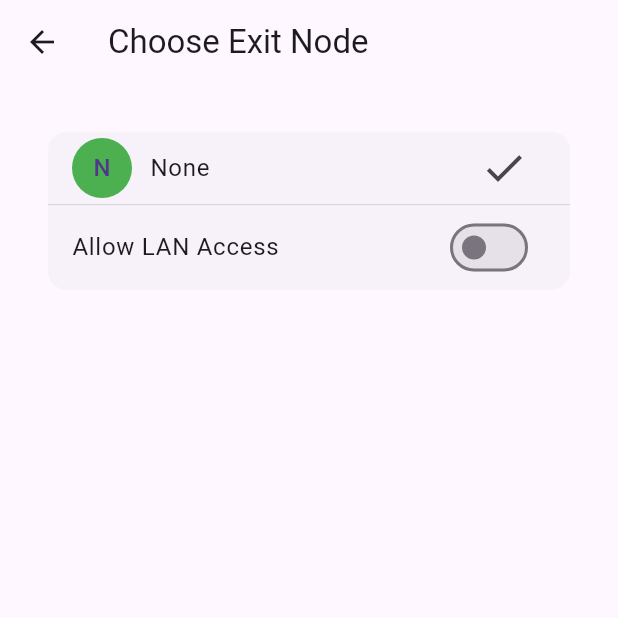
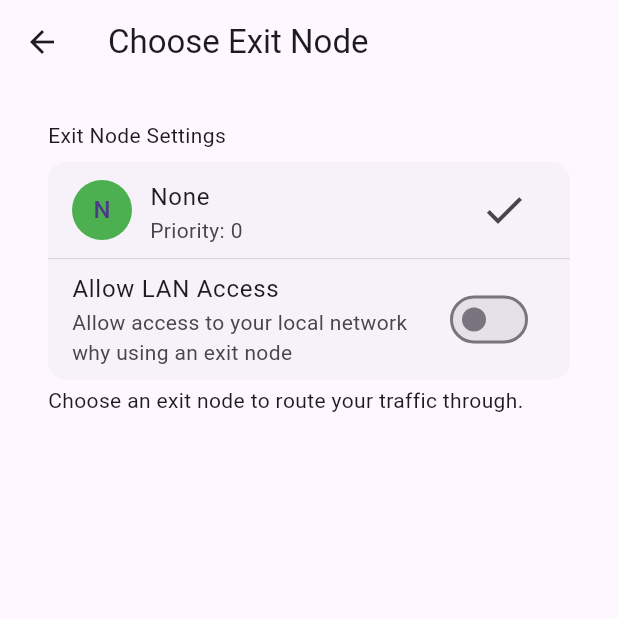
Before and after one commit to cylonix/cylonix, a Flutter app: the ExitNodePicker screen opened by its route, after a tap on "Allow LAN Access", on a phone screen of 412 x 824 dp, the top half of it. Run offline on Flutter 3.47's test engine with Material 3 defaults, Android fonts, the phone set to English and light mode, and no system bars; our stand-ins replace device_info_plus, event_bus, file_picker, fl_chart, flutter_dotenv, flutter_riverpod and 12 more; missing offline and left inert: dart:ffi, downloadsfolder, pull_down_button, win32; accounts and stored records are empty; statements that could not run were skipped; project files that could hold a hidden picture were left out.

Commit message:
exit node support

```diff
--- a/lib/app.dart
+++ b/lib/app.dart
@@ -12,6 +12,7 @@ import 'home_page.dart';
 import 'peer_details_view.dart';
 import 'permissions_view.dart';
 import 'providers/theme.dart';
+import 'run_exit_node_view.dart';
 import 'settings_view.dart';
 import 'share_view.dart';
 import 'theme.dart';
@@ -137,6 +138,13 @@ class App extends ConsumerWidget {
           ),
         );
 
+      case '/run-as-exit-node':
+        return MaterialPageRoute(
+          builder: (_) => RunExitNodeView(
+            onNavigateBackToExitNodes: () => Navigator.pop(_),
+          ),
+        );
+
       case '/settings':
         return MaterialPageRoute(
           builder: (context) => SettingsView(
--- a/lib/exit_node_picker.dart
+++ b/lib/exit_node_picker.dart
@@ -4,8 +4,10 @@ import 'package:flutter_riverpod/flutter_riverpod.dart';
 import 'models/ipn.dart';
 import 'providers/exit_node.dart';
 import 'providers/ipn.dart';
+import 'utils/logger.dart';
 import 'utils/utils.dart';
 import 'widgets/adaptive_widgets.dart';
+import 'widgets/alert_dialog_widget.dart';
 
 class ExitNodePicker extends ConsumerWidget {
   const ExitNodePicker({
@@ -18,17 +20,11 @@ class ExitNodePicker extends ConsumerWidget {
   final VoidCallback? onNavigateBackHome;
   final VoidCallback? onNavigateToMullvad;
   final VoidCallback onNavigateToRunAsExitNode;
+  static final _logger = Logger(tag: "ExitNodePicker");
 
   @override
   Widget build(BuildContext context, WidgetRef ref) {
-    final isLoading = ref.watch(exitNodeLoadingProvider);
     final model = ref.watch(exitNodePickerProvider);
-
-    if (isLoading) {
-      return isApple()
-          ? const CupertinoActivityIndicator()
-          : const CircularProgressIndicator();
-    }
 
     return isApple()
         ? _buildCupertinoView(context, ref, model)
@@ -37,6 +33,7 @@ class ExitNodePicker extends ConsumerWidget {
 
   Widget _buildCupertinoView(
       BuildContext context, WidgetRef ref, ExitNodeState model) {
+    final isLoading = ref.watch(exitNodeLoadingProvider);
     return CupertinoPageScaffold(
       backgroundColor: appleScaffoldBackgroundColor(context),
       navigationBar: CupertinoNavigationBar(
@@ -49,12 +46,16 @@ class ExitNodePicker extends ConsumerWidget {
                 onPressed: onNavigateBackHome,
               ),
       ),
+      child: LoadingIndicator(
+        isLoading: isLoading,
         child: _buildContent(context, ref, model, true),
+      ),
     );
   }
 
   Widget _buildMaterialView(
       BuildContext context, WidgetRef ref, ExitNodeState model) {
+    final isLoading = ref.watch(exitNodeLoadingProvider);
     return Scaffold(
       appBar: AppBar(
         title: const Text('Choose Exit Node'),
@@ -65,7 +66,10 @@ class ExitNodePicker extends ConsumerWidget {
                 onPressed: onNavigateBackHome,
               ),
       ),
-      body: _buildContent(context, ref, model, false),
+      body: LoadingIndicator(
+        isLoading: isLoading,
+        child: _buildContent(context, ref, model, false),
+      ),
     );
   }
 
@@ -75,10 +79,19 @@ class ExitNodePicker extends ConsumerWidget {
     final netmap = ref.watch(netmapProvider);
     final exitNodeInNetmap = exitNodeID != null &&
         netmap?.peers?.any((peer) => peer.stableID == exitNodeID) == true;
-    var children = [
+    final children = [
+      AdaptiveListSection.insetGrouped(
+        header: const Text("Exit Node Settings"),
+        footer: const Text(
+          "Choose an exit node to route your traffic through.",
+        ),
+        children: [
           if (model.forcedExitNodeID != null)
             _buildManagedByOrgText(
-            context, model.managedByOrganization, isCupertino)
+              context,
+              model.managedByOrganization,
+              isCupertino,
+            )
           else
             ExitNodeItem(
               node: ExitNode(
@@ -86,8 +99,7 @@ class ExitNodePicker extends ConsumerWidget {
                 online: true,
                 selected: !model.anyActive && exitNodeID == null,
               ),
-          onTap: () =>
-              ref.read(exitNodePickerProvider.notifier).setExitNode(null),
+              onTap: () => _setExitNode(context, ref, null),
             ),
           if (!exitNodeInNetmap && exitNodeID != null)
             ExitNodeItem(
@@ -98,13 +110,10 @@ class ExitNodePicker extends ConsumerWidget {
                 selected: true,
               ),
             ),
-      if (model.showRunAsExitNode)
-        _buildRunAsExitNodeItem(context, ref, model, isCupertino),
           ...model.tailnetExitNodes.map(
             (node) => ExitNodeItem(
               node: node,
-          onTap: () =>
-              ref.read(exitNodePickerProvider.notifier).setExitNode(node),
+              onTap: () => _setExitNode(context, ref, node),
             ),
           ),
           if (model.mullvadExitNodeCount > 0) ...[
@@ -115,10 +124,13 @@ class ExitNodePicker extends ConsumerWidget {
           if (!model.isLanAccessHidden) ...[
             _buildAllowLanAccess(context, ref, model, isCupertino),
           ],
-    ];
-    children = [
+        ],
+      ),
+      if (model.showRunAsExitNode)
         AdaptiveListSection.insetGrouped(
-        children: children,
+          children: [
+            _buildRunAsExitNodeItem(context, ref, model, isCupertino),
+          ],
         ),
     ];
     return Container(
@@ -131,6 +143,21 @@ class ExitNodePicker extends ConsumerWidget {
         ),
       ),
     );
+  }
+
+  void _setExitNode(BuildContext context, WidgetRef ref, ExitNode? node) async {
+    try {
+      await ref.read(exitNodePickerProvider.notifier).setExitNode(node);
+    } catch (e) {
+      _logger.e("Failed to set exit node: $e");
+      if (context.mounted) {
+        await showAlertDialog(
+          context,
+          'Error',
+          'Failed to set exit node: $e',
+        );
+      }
+    }
   }
 
   Widget _buildManagedByOrgText(
@@ -153,9 +180,31 @@ class ExitNodePicker extends ConsumerWidget {
   Widget _buildRunAsExitNodeItem(BuildContext context, WidgetRef ref,
       ExitNodeState model, bool isCupertino) {
     final widget = AdaptiveListTile(
+      leading: model.isRunningExitNodePendingApproval
+          ? Icon(
+              isApple()
+                  ? CupertinoIcons.exclamationmark_triangle
+                  : Icons.pending,
+              color: Colors.orange,
+            )
+          : null,
       title: const Text('Run as exit node'),
-      trailing: const CupertinoListTileChevron(),
-      onTap: onNavigateToRunAsExitNode,
+      subtitle: model.isRunningExitNode
+          ? null
+          : Text(
+              model.isRunningExitNodePendingApproval
+                  ? 'Pending approval from your network administrator'
+                  : 'Allow this device to act as an exit node for your network',
+            ),
+      trailing: model.isRunningExitNodePendingApproval
+          ? TextButton(
+              onPressed: () => _setRunAsExitNode(context, ref, false),
+              child: const Text('Cancel'),
+            )
+          : const CupertinoListTileChevron(),
+      onTap: model.isRunningExitNodePendingApproval
+          ? null
+          : onNavigateToRunAsExitNode,
     );
     return Column(
       mainAxisSize: MainAxisSize.min,
@@ -176,6 +225,21 @@ class ExitNodePicker extends ConsumerWidget {
           ),
       ],
     );
+  }
+
+  void _setRunAsExitNode(BuildContext context, WidgetRef ref, bool isOn) async {
+    try {
+      await ref.read(exitNodePickerProvider.notifier).setRunAsExitNode(isOn);
+    } catch (e) {
+      _logger.e("Failed to set run as exit node: $e");
+      if (context.mounted) {
+        await showAlertDialog(
+          context,
+          'Error',
+          'Failed to set run as exit node: $e',
+        );
+      }
+    }
   }
 
   Widget _buildMullvadItem(
@@ -239,20 +303,39 @@ class ExitNodePicker extends ConsumerWidget {
       return AdaptiveListTile.notched(
         leading: const Icon(CupertinoIcons.wifi),
         title: const Text('Allow LAN Access'),
+        subtitle: const Text(
+          'Allow access to your local network why using an exit node',
+        ),
         trailing: CupertinoSwitch(
           value: model.allowLANAccess,
-          onChanged: (value) =>
-              ref.read(exitNodePickerProvider.notifier).toggleAllowLANAccess(),
+          onChanged: (value) => _toggleAllowLANAccess(context, ref),
         ),
       );
     }
 
     return SwitchListTile(
       title: const Text('Allow LAN Access'),
+      subtitle: const Text(
+        'Allow access to your local network why using an exit node',
+      ),
       value: model.allowLANAccess,
-      onChanged: (value) =>
-          ref.read(exitNodePickerProvider.notifier).toggleAllowLANAccess(),
+      onChanged: (value) => _toggleAllowLANAccess(context, ref),
     );
+  }
+
+  void _toggleAllowLANAccess(BuildContext context, WidgetRef ref) async {
+    try {
+      await ref.read(exitNodePickerProvider.notifier).toggleAllowLANAccess();
+    } catch (e) {
+      _logger.e("Failed to toggle LAN access: $e");
+      if (context.mounted) {
+        await showAlertDialog(
+          context,
+          'Error',
+          'Failed to toggle LAN access: $e',
+        );
+      }
+    }
   }
 }
 
@@ -284,16 +367,31 @@ class ExitNodeItem extends StatelessWidget {
         ),
       ),
       title: Text(node.city.isEmpty ? node.label : node.city),
-      subtitle: !node.online ? const Text('Offline') : null,
+      subtitle: Text(
+        'Priority: ${node.priority} '
+        '${node.city.isEmpty ? '' : node.label}',
+      ),
       trailing: node.selected
           ? Padding(
               padding: const EdgeInsetsGeometry.only(right: 4),
-              child: Icon(
+              child: Row(
+                mainAxisSize: MainAxisSize.min,
+                spacing: 8,
+                children: [
+                  if (!node.online) const Text('Offline'),
+                  Icon(
                     isApple() ? CupertinoIcons.check_mark_circled : Icons.check,
                     size: 32,
                   ),
+                ],
+              ),
             )
-          : null,
+          : node.online
+              ? null
+              : const Padding(
+                  padding: EdgeInsetsGeometry.only(right: 4),
+                  child: Text('Offline'),
+                ),
       onTap: enabled ? onTap : null,
     );
   }
--- a/lib/models/platform.dart
+++ b/lib/models/platform.dart
@@ -1,7 +1,7 @@
 import 'dart:io';
 import 'package:device_info_plus/device_info_plus.dart';
 
-bool isAndroidTV = true;
+bool isAndroidTV = false;
 
 Future<void> setIsAndroidTV() async {
   if (!Platform.isAndroid) {
--- a/lib/providers/exit_node.dart
+++ b/lib/providers/exit_node.dart
@@ -1,3 +1,4 @@
+import 'package:collection/collection.dart';
 import 'package:flutter_riverpod/flutter_riverpod.dart';
 import '../models/ipn.dart';
 import 'ipn.dart';
@@ -13,6 +14,7 @@ class ExitNodeState {
   final String? managedByOrganization;
   final String? forcedExitNodeID;
   final bool isRunningExitNode;
+  final bool isRunningExitNodePendingApproval;
   final bool isLanAccessHidden;
 
   ExitNodeState({
@@ -26,6 +28,7 @@ class ExitNodeState {
     this.managedByOrganization,
     this.forcedExitNodeID,
     this.isRunningExitNode = false,
+    this.isRunningExitNodePendingApproval = false,
     this.isLanAccessHidden = false,
   });
 }
@@ -43,6 +46,8 @@ class ExitNodePickerNotifier extends StateNotifier<ExitNodeState> {
           allowLANAccess: false,
           showRunAsExitNode: false,
         )) {
+    _updateState();
+
     // Watch for changes in netmap and prefs
     ref.listen(netmapProvider, (previous, next) => _updateState());
     ref.listen(prefsProvider, (previous, next) => _updateState());
@@ -113,7 +118,9 @@ class ExitNodePickerNotifier extends StateNotifier<ExitNodeState> {
     // Check if should show Mullvad info
     final shouldShowMullvadInfo = netmap.selfNode.isAdmin == true &&
         prefs?.controlURL.endsWith('.tailscale.com') == true;
-
+    final routes = prefs?.advertiseRoutes ?? [];
+    final wantToBeExitNode =
+        routes.contains("0.0.0.0/0") && routes.contains("::/0");
     state = ExitNodeState(
       tailnetExitNodes: tailnetNodes,
       mullvadExitNodesByCountryCode: mullvadByCountry,
@@ -121,14 +128,16 @@ class ExitNodePickerNotifier extends StateNotifier<ExitNodeState> {
       anyActive: anyActive,
       shouldShowMullvadInfo: shouldShowMullvadInfo,
       allowLANAccess: prefs?.exitNodeAllowLANAccess ?? false,
-      showRunAsExitNode: netmap.selfNode.isAdmin == true,
+      showRunAsExitNode: true, //netmap.selfNode.isAdmin == true,
       isRunningExitNode: netmap.selfNode.isExitNode == true,
+      isRunningExitNodePendingApproval:
+          !netmap.selfNode.isExitNode && wantToBeExitNode,
       isLanAccessHidden: prefs?.exitNodeAllowLANAccess == null,
     );
   }
 
   Future<void> setExitNode(ExitNode? node) async {
-    ref.read(exitNodeLoadingProvider.notifier).state = true;
+    ref.read(exitNodeLoadingProvider.notifier).setLoading(true);
     try {
       final prefs = MaskedPrefs(
         exitNodeID: node?.id,
@@ -136,7 +145,7 @@ class ExitNodePickerNotifier extends StateNotifier<ExitNodeState> {
       );
       await ref.read(ipnStateNotifierProvider.notifier).editPrefs(prefs);
     } finally {
-      ref.read(exitNodeLoadingProvider.notifier).state = false;
+      ref.read(exitNodeLoadingProvider.notifier).setLoading(false);
     }
   }
 
@@ -145,14 +154,55 @@ class ExitNodePickerNotifier extends StateNotifier<ExitNodeState> {
       exitNodeAllowLANAccess: !state.allowLANAccess,
       exitNodeAllowLANAccessSet: true,
     );
-    await ref.read(ipnStateNotifierProvider.notifier).editPrefs(prefs);
+    try {
+      ref.read(exitNodeLoadingProvider.notifier).setLoading(true);
+      await ref.read(ipnStateNotifierProvider.notifier).editPrefs(prefs);
+    } finally {
+      ref.read(exitNodeLoadingProvider.notifier).setLoading(false);
+    }
+  }
+
+  Future<void> setRunAsExitNode(bool isOn) async {
+    try {
+      ref.read(exitNodeLoadingProvider.notifier).setLoading(true);
+      await ref.read(ipnStateNotifierProvider.notifier).setRunAsExitNode(isOn);
+    } finally {
+      ref.read(exitNodeLoadingProvider.notifier).setLoading(false);
+    }
   }
 }
 
-// Update the provider to pass ref
 final exitNodePickerProvider =
     StateNotifierProvider<ExitNodePickerNotifier, ExitNodeState>((ref) {
   return ExitNodePickerNotifier(ref);
 });
 
-final exitNodeLoadingProvider = StateProvider<bool>((ref) => false);
+class ExitNodeLoadingNotifier extends StateNotifier<bool> {
+  ExitNodeLoadingNotifier() : super(false);
+
+  void setLoading(bool isLoading) {
+    state = isLoading;
+  }
+}
+
+final exitNodeLoadingProvider =
+    StateNotifierProvider<ExitNodeLoadingNotifier, bool>((ref) {
+  return ExitNodeLoadingNotifier();
+});
+
+final exitNodeIDProvider = Provider<String?>((ref) {
+  final ipnState = ref.watch(ipnStateProvider);
+  final exitNodeId = ipnState?.prefs?.exitNodeID ?? "";
+  if (exitNodeId.isEmpty) return null;
+  return exitNodeId;
+});
+
+final exitNodeProvider = Provider<Node?>((ref) {
+  final ipnState = ref.watch(ipnStateProvider);
+  final exitNodeId = ipnState?.prefs?.exitNodeID ?? "";
+  if (exitNodeId.isEmpty) return null;
+
+  return ipnState?.netmap?.peers?.firstWhereOrNull(
+    (peer) => peer.stableID == exitNodeId,
+  );
+});
--- a/lib/providers/ipn.dart
+++ b/lib/providers/ipn.dart
@@ -98,23 +98,6 @@ final nodeStateProvider = Provider<NodeState>((ref) {
   return NodeState.none;
 });
 
-final exitNodeIDProvider = Provider<String?>((ref) {
-  final ipnState = ref.watch(ipnStateProvider);
-  final exitNodeId = ipnState?.prefs?.exitNodeID ?? "";
-  if (exitNodeId.isEmpty) return null;
-  return exitNodeId;
-});
-
-final exitNodeProvider = Provider<Node?>((ref) {
-  final ipnState = ref.watch(ipnStateProvider);
-  final exitNodeId = ipnState?.prefs?.exitNodeID ?? "";
-  if (exitNodeId.isEmpty) return null;
-
-  return ipnState?.netmap?.peers?.firstWhereOrNull(
-    (peer) => peer.stableID == exitNodeId,
-  );
-});
-
 // User profile related providers
 final userProfileProvider = Provider<UserProfile?>((ref) {
   return ref.watch(ipnStateProvider)?.loggedInUser;
@@ -181,6 +164,11 @@ final healthWarningsProvider = Provider<HealthState?>((ref) {
   return ref.watch(ipnStateProvider)?.health;
 });
 
+final selfNodeProvider = Provider<Node?>((ref) {
+  final ipnState = ref.watch(ipnStateProvider);
+  return ipnState?.selfNode;
+});
+
 // Health and warning indicators
 final healthSeverityProvider = Provider<Severity?>((ref) {
   final health = ref.watch(ipnStateProvider)?.health;
--- a/lib/settings_view.dart
+++ b/lib/settings_view.dart
@@ -250,7 +250,7 @@ class _SettingsViewState extends ConsumerState<SettingsView> {
                       isApple() ? null : Theme.of(context).textTheme.titleLarge,
                 ),
                 children: [
-                  AdaptiveListTile(
+                  AdaptiveListTile.notched(
                     title: const Text('DNS Settings'),
                     subtitle: Text(corpDNSEnabled
                         ? 'Using Cylonix DNS'
--- a/lib/widgets/adaptive_widgets.dart
+++ b/lib/widgets/adaptive_widgets.dart
@@ -322,9 +322,11 @@ class AdaptiveLoadingWidget extends StatelessWidget {
                     Size(maxWidth!, maxWidth!),
                   )
                 : null,
-            valueColor: AlwaysStoppedAnimation<Color>(
-              color ?? Theme.of(context).primaryColor,
-            ),
+            valueColor: color != null
+                ? AlwaysStoppedAnimation<Color>(
+                    color!,
+                  )
+                : null,
           );
   }
 }
@@ -899,3 +901,48 @@ class AdaptiveGroupedFooter extends StatelessWidget {
 Color? appleScaffoldBackgroundColor(BuildContext context) {
   return CupertinoColors.secondarySystemGroupedBackground.resolveFrom(context);
 }
+
+IconData osIcon(String os) {
+  switch (os.toLowerCase()) {
+    case 'android':
+      return Icons.android;
+    case 'ios':
+      return Icons.phone_iphone;
+    case 'macos':
+      return Icons.laptop_mac;
+    case 'windows':
+      return Icons.laptop_windows;
+    case 'linux':
+      return Icons.computer;
+    default:
+      return isApple() ? CupertinoIcons.device_desktop : Icons.computer;
+  }
+}
+
+class LoadingIndicator extends StatelessWidget {
+  final Widget child;
+  final bool isLoading;
+
+  const LoadingIndicator({
+    super.key,
+    required this.child,
+    this.isLoading = false,
+  });
+
+  @override
+  Widget build(BuildContext context) {
+    return Stack(
+      alignment: Alignment.center,
+      children: [
+        child,
+        if (isLoading) ...[
+          const Opacity(
+            opacity: 0.6,
+            child: ModalBarrier(dismissible: false, color: Colors.black),
+          ),
+          const AdaptiveLoadingWidget(),
+        ],
+      ],
+    );
+  }
+}
```
Also changed, not shown: lib/home_page.dart (+8 -3 lines), lib/services/ipn.dart (+32 -0 lines), lib/viewmodels/ipn_state_notifier.dart (+21 -0 lines), lib/widgets/alert_dialog_widget.dart (+10 -0 lines), lib/widgets/exit_node_status.dart (+22 -3 lines). Lines whose indentation alone changed are shown as unchanged.
